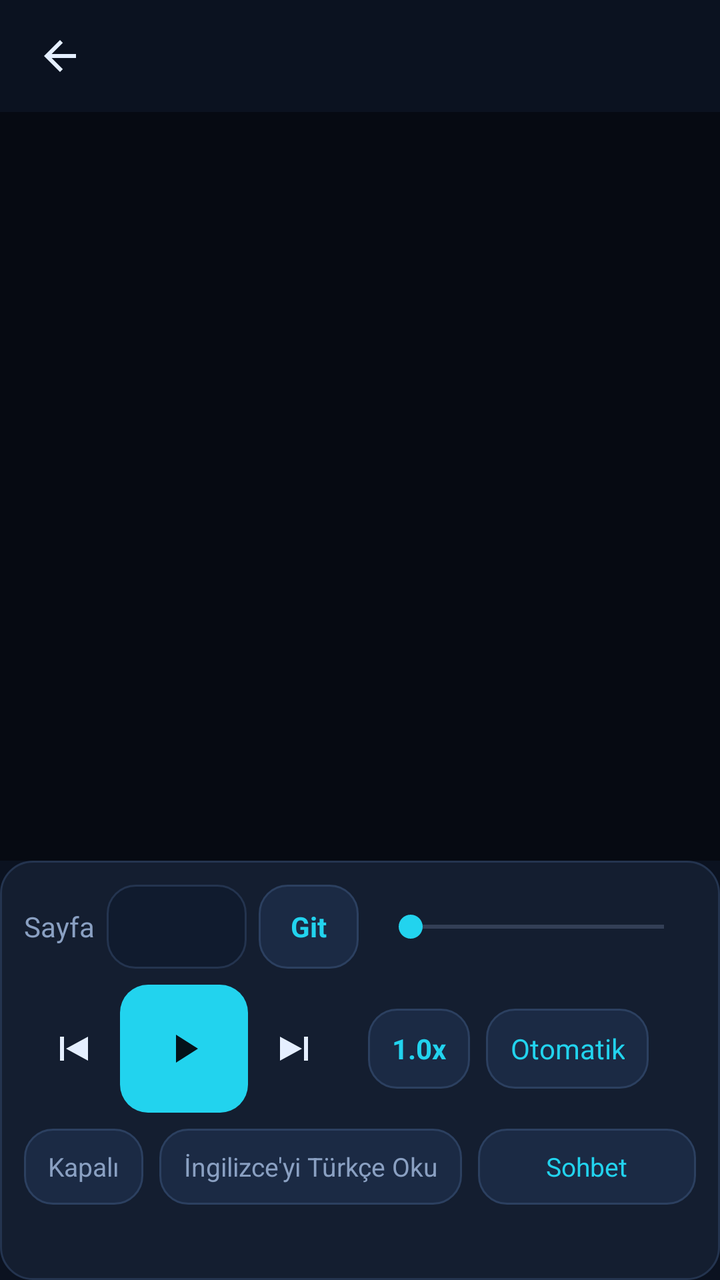
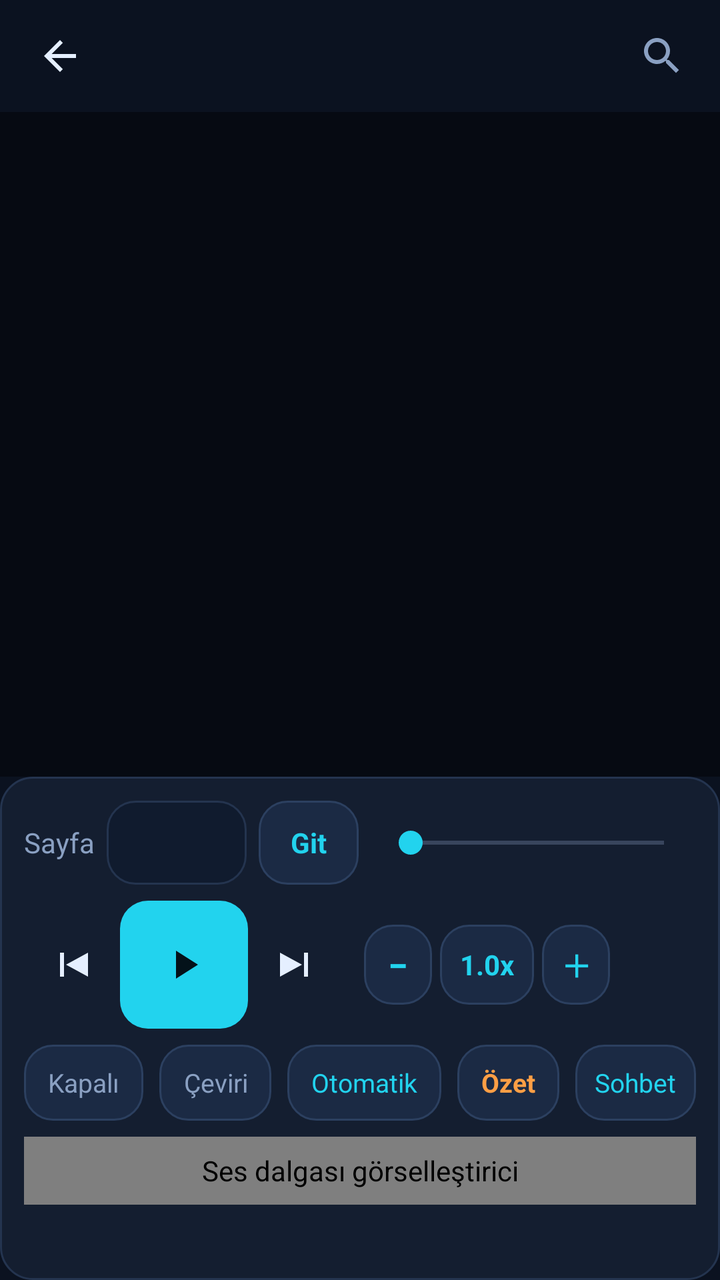

Compare the two renders of this Android layout. The source of the first and the diff that turns it into the second are given below.
<!-- AndroidManifest.xml: application theme Theme.UmayPdf -->
<!-- res/layout/activity_reader.xml -->
<?xml version="1.0" encoding="utf-8"?>
<LinearLayout xmlns:android="http://schemas.android.com/apk/res/android"
    xmlns:app="http://schemas.android.com/apk/res-auto"
    android:layout_width="match_parent"
    android:layout_height="match_parent"
    android:orientation="vertical"
    android:background="@color/umay_bg">

    
    <RelativeLayout
        android:layout_width="match_parent"
        android:layout_height="wrap_content"
        android:paddingStart="8dp"
        android:paddingEnd="8dp"
        android:paddingTop="6dp"
        android:paddingBottom="6dp">

        <ImageButton
            android:id="@+id/btnBack"
            android:layout_width="44dp"
            android:layout_height="44dp"
            android:layout_alignParentStart="true"
            android:background="?attr/selectableItemBackgroundBorderless"
            android:contentDescription="Geri"
            android:src="@drawable/ic_back" />

        <TextView
            android:id="@+id/bookTitle"
            android:layout_width="wrap_content"
            android:layout_height="wrap_content"
            android:layout_centerVertical="true"
            android:layout_toEndOf="@id/btnBack"
            android:layout_toStartOf="@id/pageIndicator"
            android:ellipsize="middle"
            android:singleLine="true"
            android:textColor="@color/umay_text"
            android:textSize="15sp" />

        <TextView
            android:id="@+id/pageIndicator"
            android:layout_width="wrap_content"
            android:layout_height="wrap_content"
            android:layout_alignParentEnd="true"
            android:layout_centerVertical="true"
            android:textColor="@color/umay_accent"
            android:textSize="15sp"
            android:textStyle="bold" />
    </RelativeLayout>

    
    <FrameLayout
        android:layout_width="match_parent"
        android:layout_height="0dp"
        android:layout_weight="1"
        android:background="#060A12">

        <ImageView
            android:id="@+id/pageImage"
            android:layout_width="match_parent"
            android:layout_height="match_parent"
            android:adjustViewBounds="true"
            android:contentDescription="Sayfa"
            android:scaleType="matrix" />

        <TextView
            android:id="@+id/pageStatus"
            android:layout_width="wrap_content"
            android:layout_height="wrap_content"
            android:layout_gravity="center"
            android:background="@drawable/bg_panel"
            android:padding="12dp"
            android:textColor="@color/umay_text_dim"
            android:textSize="14sp"
            android:visibility="gone" />
    </FrameLayout>

    
    <LinearLayout
        android:layout_width="match_parent"
        android:layout_height="wrap_content"
        android:orientation="vertical"
        android:background="@drawable/bg_panel"
        android:padding="12dp">

        
        <LinearLayout
            android:layout_width="match_parent"
            android:layout_height="wrap_content"
            android:gravity="center_vertical"
            android:orientation="horizontal">

            <TextView
                android:layout_width="wrap_content"
                android:layout_height="wrap_content"
                android:text="@string/sayfa"
                android:textColor="@color/umay_text_dim" />

            <EditText
                android:id="@+id/pageInput"
                android:layout_width="70dp"
                android:layout_height="42dp"
                android:layout_marginStart="6dp"
                android:background="@drawable/bg_input"
                android:gravity="center"
                android:inputType="number"
                android:maxLength="5"
                android:paddingStart="8dp"
                android:paddingEnd="8dp"
                android:textColor="@color/umay_text"
                android:textColorHint="@color/umay_text_dim"
                android:textSize="15sp" />

            <TextView
                android:id="@+id/btnGoPage"
                android:layout_width="wrap_content"
                android:layout_height="42dp"
                android:layout_marginStart="6dp"
                android:background="@drawable/bg_button_secondary"
                android:gravity="center"
                android:paddingStart="16dp"
                android:paddingEnd="16dp"
                android:text="@string/sayfaya_git"
                android:textColor="@color/umay_accent"
                android:textStyle="bold" />

            <SeekBar
                android:id="@+id/pageSeek"
                android:layout_width="0dp"
                android:layout_height="wrap_content"
                android:layout_marginStart="10dp"
                android:layout_weight="1"
                android:progressTint="@color/umay_accent"
                android:thumbTint="@color/umay_accent" />
        </LinearLayout>

        
        <LinearLayout
            android:layout_width="match_parent"
            android:layout_height="wrap_content"
            android:layout_marginTop="8dp"
            android:gravity="center_vertical"
            android:orientation="horizontal">

            <ImageButton
                android:id="@+id/btnPrev"
                android:layout_width="48dp"
                android:layout_height="48dp"
                android:background="?attr/selectableItemBackgroundBorderless"
                android:contentDescription="@string/onceki"
                android:src="@drawable/ic_prev" />

            <ImageButton
                android:id="@+id/btnPlayPause"
                android:layout_width="64dp"
                android:layout_height="64dp"
                android:background="@drawable/bg_button_primary"
                android:contentDescription="@string/oynat"
                android:padding="16dp"
                android:src="@drawable/ic_play"
                app:tint="#04121A" />

            <ImageButton
                android:id="@+id/btnNext"
                android:layout_width="48dp"
                android:layout_height="48dp"
                android:background="?attr/selectableItemBackgroundBorderless"
                android:contentDescription="@string/sonraki"
                android:src="@drawable/ic_next" />

            
            <TextView
                android:id="@+id/btnSpeed"
                android:layout_width="wrap_content"
                android:layout_height="40dp"
                android:layout_marginStart="12dp"
                android:background="@drawable/bg_button_secondary"
                android:gravity="center"
                android:paddingStart="12dp"
                android:paddingEnd="12dp"
                android:text="1.0x"
                android:textColor="@color/umay_accent"
                android:textStyle="bold" />

            
            <TextView
                android:id="@+id/btnVoice"
                android:layout_width="wrap_content"
                android:layout_height="40dp"
                android:layout_marginStart="8dp"
                android:background="@drawable/bg_button_secondary"
                android:gravity="center"
                android:paddingStart="12dp"
                android:paddingEnd="12dp"
                android:text="@string/ses_otomatik"
                android:textColor="@color/umay_accent" />
        </LinearLayout>

        
        <LinearLayout
            android:layout_width="match_parent"
            android:layout_height="wrap_content"
            android:layout_marginTop="8dp"
            android:gravity="center_vertical"
            android:orientation="horizontal">

            <TextView
                android:id="@+id/btnSleep"
                android:layout_width="wrap_content"
                android:layout_height="38dp"
                android:background="@drawable/bg_button_secondary"
                android:gravity="center"
                android:paddingStart="12dp"
                android:paddingEnd="12dp"
                android:text="@string/kapali"
                android:textColor="@color/umay_text_dim"
                android:textSize="13sp" />

            <TextView
                android:id="@+id/btnTranslate"
                android:layout_width="wrap_content"
                android:layout_height="38dp"
                android:layout_marginStart="8dp"
                android:background="@drawable/bg_button_secondary"
                android:gravity="center"
                android:paddingStart="12dp"
                android:paddingEnd="12dp"
                android:text="@string/cevir_oku"
                android:textColor="@color/umay_text_dim"
                android:textSize="13sp" />

            <TextView
                android:id="@+id/btnChat"
                android:layout_width="0dp"
                android:layout_height="38dp"
                android:layout_marginStart="8dp"
                android:layout_weight="1"
                android:background="@drawable/bg_button_secondary"
                android:gravity="center"
                android:text="@string/sohbet"
                android:textColor="@color/umay_accent"
                android:textSize="13sp" />
        </LinearLayout>

        
        <TextView
            android:id="@+id/sentencePreview"
            android:layout_width="match_parent"
            android:layout_height="wrap_content"
            android:layout_marginTop="8dp"
            android:ellipsize="end"
            android:maxLines="2"
            android:textColor="@color/umay_text_dim"
            android:textSize="13sp" />
    </LinearLayout>

</LinearLayout>
<!-- resources referenced by this layout -->
<resources>
  <color name="umay_accent">#22D3EE</color>
  <color name="umay_bg">#0B1220</color>
  <color name="umay_text">#E5EFFF</color>
  <color name="umay_text_dim">#8AA0C2</color>
  <string name="cevir_oku">İngilizce\'yi Türkçe Oku</string>
  <string name="kapali">Kapalı</string>
  <string name="onceki">Önceki</string>
  <string name="oynat">Oynat</string>
  <string name="sayfa">Sayfa</string>
  <string name="sayfaya_git">Git</string>
  <string name="ses_otomatik">Otomatik</string>
  <string name="sohbet">Sohbet</string>
  <string name="sonraki">Sonraki</string>
  <style name="Theme.UmayPdf" parent="Theme.MaterialComponents.DayNight.NoActionBar">
          <item name="colorPrimary">@color/umay_accent</item>
          <item name="colorPrimaryVariant">@color/umay_accent_dark</item>
          <item name="colorOnPrimary">#04121A</item>
          <item name="colorSecondary">@color/umay_accent</item>
          <item name="android:windowBackground">@color/umay_bg</item>
          <item name="android:statusBarColor">@color/umay_bg</item>
          <item name="android:navigationBarColor">@color/umay_bg</item>
          <item name="android:textColorPrimary">@color/umay_text</item>
          <item name="android:textColorSecondary">@color/umay_text_dim</item>
      </style>
  <color name="umay_panel2">#1B2A44</color>
  <color name="umay_panel">#141E30</color>
  <color name="umay_accent_dark">#0891B2</color>
  <!-- unchanged entries left out for length: 8 -->
</resources>

<!-- the commit's change to res/layout/activity_reader.xml (unified diff, before → after) -->
@@ -30,11 +30,22 @@
             android:layout_height="wrap_content"
             android:layout_centerVertical="true"
             android:layout_toEndOf="@id/btnBack"
-            android:layout_toStartOf="@id/pageIndicator"
+            android:layout_toStartOf="@id/btnSearch"
             android:ellipsize="middle"
             android:singleLine="true"
             android:textColor="@color/umay_text"
             android:textSize="15sp" />
+
+        <ImageButton
+            android:id="@+id/btnSearch"
+            android:layout_width="42dp"
+            android:layout_height="42dp"
+            android:layout_toStartOf="@id/pageIndicator"
+            android:layout_centerVertical="true"
+            android:background="?attr/selectableItemBackgroundBorderless"
+            android:contentDescription="@string/ic_ara_hint"
+            android:src="@drawable/ic_search"
+            app:tint="@color/umay_text_dim" />
 
         <TextView
             android:id="@+id/pageIndicator"
@@ -102,6 +113,7 @@
                 android:layout_marginStart="6dp"
                 android:background="@drawable/bg_input"
                 android:gravity="center"
+                android:imeOptions="actionGo"
                 android:inputType="number"
                 android:maxLength="5"
                 android:paddingStart="8dp"
@@ -134,6 +146,20 @@
         </LinearLayout>
 
         
+        <TextView
+            android:id="@+id/btnReadHere"
+            android:layout_width="match_parent"
+            android:layout_height="46dp"
+            android:layout_marginTop="8dp"
+            android:background="@drawable/bg_button_primary"
+            android:gravity="center"
+            android:text="@string/buradan_oku"
+            android:textColor="#04121A"
+            android:textSize="15sp"
+            android:textStyle="bold"
+            android:visibility="gone" />
+
+        
         <LinearLayout
             android:layout_width="match_parent"
             android:layout_height="wrap_content"
@@ -169,30 +195,43 @@
 
             
             <TextView
+                android:id="@+id/btnSpeedDown"
+                android:layout_width="34dp"
+                android:layout_height="40dp"
+                android:layout_marginStart="10dp"
+                android:background="@drawable/bg_button_secondary"
+                android:contentDescription="@string/yavaslat"
+                android:gravity="center"
+                android:text="−"
+                android:textColor="@color/umay_accent"
+                android:textSize="18sp"
+                android:textStyle="bold" />
+
+            <TextView
                 android:id="@+id/btnSpeed"
                 android:layout_width="wrap_content"
                 android:layout_height="40dp"
-                android:layout_marginStart="12dp"
-                android:background="@drawable/bg_button_secondary"
-                android:gravity="center"
-                android:paddingStart="12dp"
-                android:paddingEnd="12dp"
+                android:layout_marginStart="4dp"
+                android:background="@drawable/bg_button_secondary"
+                android:gravity="center"
+                android:paddingStart="10dp"
+                android:paddingEnd="10dp"
                 android:text="1.0x"
                 android:textColor="@color/umay_accent"
                 android:textStyle="bold" />
 
-            
-            <TextView
-                android:id="@+id/btnVoice"
-                android:layout_width="wrap_content"
+            <TextView
+                android:id="@+id/btnSpeedUp"
+                android:layout_width="34dp"
                 android:layout_height="40dp"
-                android:layout_marginStart="8dp"
-                android:background="@drawable/bg_button_secondary"
-                android:gravity="center"
-                android:paddingStart="12dp"
-                android:paddingEnd="12dp"
-                android:text="@string/ses_otomatik"
-                android:textColor="@color/umay_accent" />
+                android:layout_marginStart="4dp"
+                android:background="@drawable/bg_button_secondary"
+                android:contentDescription="@string/hizlandir"
+                android:gravity="center"
+                android:text="＋"
+                android:textColor="@color/umay_accent"
+                android:textSize="15sp"
+                android:textStyle="bold" />
         </LinearLayout>
 
         
@@ -224,9 +263,38 @@
                 android:gravity="center"
                 android:paddingStart="12dp"
                 android:paddingEnd="12dp"
-                android:text="@string/cevir_oku"
+                android:text="@string/ceviri_kisa"
                 android:textColor="@color/umay_text_dim"
                 android:textSize="13sp" />
+
+            
+            <TextView
+                android:id="@+id/btnVoice"
+                android:layout_width="wrap_content"
+                android:layout_height="38dp"
+                android:layout_marginStart="8dp"
+                android:background="@drawable/bg_button_secondary"
+                android:gravity="center"
+                android:paddingStart="12dp"
+                android:paddingEnd="12dp"
+                android:text="@string/ses_otomatik"
+                android:textColor="@color/umay_accent"
+                android:textSize="13sp" />
+
+            
+            <TextView
+                android:id="@+id/btnSummary"
+                android:layout_width="wrap_content"
+                android:layout_height="38dp"
+                android:layout_marginStart="8dp"
+                android:background="@drawable/bg_button_secondary"
+                android:gravity="center"
+                android:paddingStart="12dp"
+                android:paddingEnd="12dp"
+                android:text="@string/ozet_kisa"
+                android:textColor="@color/umay_orange"
+                android:textSize="13sp"
+                android:textStyle="bold" />
 
             <TextView
                 android:id="@+id/btnChat"
@@ -242,6 +310,101 @@
         </LinearLayout>
 
         
+        <com.umay.pdfreader.WaveformView
+            android:id="@+id/waveform"
+            android:layout_width="match_parent"
+            android:layout_height="34dp"
+            android:layout_marginTop="8dp"
+            android:contentDescription="@string/ses_dalgasi" />
+
+        
+        <LinearLayout
+            android:id="@+id/summaryCard"
+            android:layout_width="match_parent"
+            android:layout_height="wrap_content"
+            android:layout_marginTop="8dp"
+            android:background="@drawable/bg_input"
+            android:orientation="vertical"
+            android:padding="10dp"
+            android:visibility="gone">
+
+            <RelativeLayout
+                android:layout_width="match_parent"
+                android:layout_height="wrap_content">
+
+                <TextView
+                    android:layout_width="wrap_content"
+                    android:layout_height="wrap_content"
+                    android:layout_centerVertical="true"
+                    android:text="@string/ozet"
+                    android:textColor="@color/umay_orange"
+                    android:textSize="13sp"
+                    android:textStyle="bold" />
+
+                <TextView
+                    android:id="@+id/btnSummaryClose"
+                    android:layout_width="wrap_content"
+                    android:layout_height="32dp"
+                    android:layout_alignParentEnd="true"
+                    android:background="?attr/selectableItemBackgroundBorderless"
+                    android:gravity="center"
+                    android:paddingStart="10dp"
+                    android:paddingEnd="10dp"
+                    android:text="@string/ozet_kapat"
+                    android:textColor="@color/umay_text_dim"
+                    android:textSize="13sp" />
+            </RelativeLayout>
+
+            <ScrollView
+                android:layout_width="match_parent"
+                android:layout_height="132dp"
+                android:layout_marginTop="4dp"
+                android:fadeScrollbars="false">
+
+                <TextView
+                    android:id="@+id/summaryText"
+                    android:layout_width="match_parent"
+                    android:layout_height="wrap_content"
+                    android:lineSpacingExtra="2dp"
+                    android:text="@string/ozet_aliniyor"
+                    android:textColor="@color/umay_text"
+                    android:textSize="13sp" />
+            </ScrollView>
+
+            <LinearLayout
+                android:layout_width="match_parent"
+                android:layout_height="wrap_content"
+                android:layout_marginTop="8dp"
+                android:orientation="horizontal">
+
+                <TextView
+                    android:id="@+id/btnSummaryListen"
+                    android:layout_width="0dp"
+                    android:layout_height="40dp"
+                    android:layout_weight="1"
+                    android:background="@drawable/bg_button_primary"
+                    android:gravity="center"
+                    android:text="@string/ozet_dinle"
+                    android:textColor="#04121A"
+                    android:textSize="14sp"
+                    android:textStyle="bold" />
+
+                <TextView
+                    android:id="@+id/btnSummaryChat"
+                    android:layout_width="0dp"
+                    android:layout_height="40dp"
+                    android:layout_marginStart="8dp"
+                    android:layout_weight="1"
+                    android:background="@drawable/bg_button_secondary"
+                    android:gravity="center"
+                    android:text="@string/sohbet"
+                    android:textColor="@color/umay_accent"
+                    android:textSize="14sp"
+                    android:textStyle="bold" />
+            </LinearLayout>
+        </LinearLayout>
+
+        
         <TextView
             android:id="@+id/sentencePreview"
             android:layout_width="match_parent"
<!-- resource entries referenced after the edit -->
@@ -2,31 +2,76 @@
 <resources>
   <color name="umay_accent">#22D3EE</color>
   <color name="umay_bg">#0B1220</color>
+  <color name="umay_orange">#FF9F45</color>
   <color name="umay_text">#E5EFFF</color>
   <color name="umay_text_dim">#8AA0C2</color>
-  <string name="cevir_oku">İngilizce\'yi Türkçe Oku</string>
+  <!-- drawable ic_search (drawable) -->
+  <?xml version="1.0" encoding="utf-8"?>
+  <vector xmlns:android="http://schemas.android.com/apk/res/android"
+      android:width="24dp"
+      android:height="24dp"
+      android:viewportWidth="24"
+      android:viewportHeight="24"
+      android:tint="?attr/colorControlNormal">
+      <path
+          android:fillColor="#FFFFFFFF"
+          android:pathData="M15.5,14h-0.79l-0.28,-0.27C15.41,12.59 16,11.11 16,9.5C16,5.91 13.09,3 9.5,3C5.91,3 3,5.91 3,9.5C3,13.09 5.91,16 9.5,16c1.61,0 3.09,-0.59 4.23,-1.57l0.27,0.28v0.79l5,4.99L20.49,19l-4.99,-5zM9.5,14C7.01,14 5,11.99 5,9.5C5,7.01 7.01,5 9.5,5C11.99,5 14,7.01 14,9.5C14,11.99 11.99,14 9.5,14z" />
+  </vector>
+  <string name="buradan_oku">Bu sayfadan okumaya başla ▶</string>
+  <string name="ceviri_kisa">Çeviri</string>
+  <string name="hizlandir">Hızlandır</string>
+  <string name="ic_ara_hint">Kitap içinde ara</string>
   <string name="kapali">Kapalı</string>
   <string name="onceki">Önceki</string>
   <string name="oynat">Oynat</string>
+  <string name="ozet">Sayfa Özeti</string>
+  <string name="ozet_aliniyor">Sayfa özeti alınıyor…</string>
+  <string name="ozet_dinle">▶ Dinle</string>
+  <string name="ozet_kapat">Kapat</string>
+  <string name="ozet_kisa">Özet</string>
   <string name="sayfa">Sayfa</string>
   <string name="sayfaya_git">Git</string>
+  <string name="ses_dalgasi">Ses dalgası görselleştirici</string>
   <string name="ses_otomatik">Otomatik</string>
   <string name="sohbet">Sohbet</string>
   <string name="sonraki">Sonraki</string>
-  <style name="Theme.UmayPdf" parent="Theme.MaterialComponents.DayNight.NoActionBar">
+  <string name="yavaslat">Yavaşlat</string>
+  <style name="Theme.UmayPdf" parent="Theme.Material3.Dark.NoActionBar">
           <item name="colorPrimary">@color/umay_accent</item>
-          <item name="colorPrimaryVariant">@color/umay_accent_dark</item>
           <item name="colorOnPrimary">#04121A</item>
+          <item name="colorPrimaryContainer">@color/umay_accent_dark</item>
+          <item name="colorOnPrimaryContainer">#04121A</item>
           <item name="colorSecondary">@color/umay_accent</item>
+          <item name="colorOnSecondary">#04121A</item>
+          <item name="colorTertiary">#A78BFA</item>
+          <item name="colorSurface">@color/umay_panel</item>
+          <item name="colorOnSurface">@color/umay_text</item>
+          <item name="colorSurfaceVariant">@color/umay_panel2</item>
+          <item name="colorOnSurfaceVariant">@color/umay_text_dim</item>
+          <item name="colorOutline">#2C4060</item>
+          <item name="android:colorBackground">@color/umay_bg</item>
           <item name="android:windowBackground">@color/umay_bg</item>
           <item name="android:statusBarColor">@color/umay_bg</item>
           <item name="android:navigationBarColor">@color/umay_bg</item>
           <item name="android:textColorPrimary">@color/umay_text</item>
           <item name="android:textColorSecondary">@color/umay_text_dim</item>
+          <item name="materialAlertDialogTheme">@style/ThemeOverlay.UmayDialog</item>
       </style>
   <color name="umay_panel2">#1B2A44</color>
   <color name="umay_panel">#141E30</color>
   <color name="umay_accent_dark">#0891B2</color>
+  <style name="ThemeOverlay.UmayDialog" parent="ThemeOverlay.Material3.MaterialAlertDialog">
+          <item name="colorSurface">@color/umay_panel</item>
+          <item name="colorOnSurface">@color/umay_text</item>
+          <item name="colorPrimary">@color/umay_accent</item>
+          <item name="colorOnPrimary">#04121A</item>
+          <item name="buttonBarPositiveButtonStyle">@style/UmayDialogButton</item>
+          <item name="buttonBarNegativeButtonStyle">@style/UmayDialogButton</item>
+          <item name="buttonBarNeutralButtonStyle">@style/UmayDialogButton</item>
+      </style>
+  <style name="UmayDialogButton" parent="Widget.Material3.Button.TextButton.Dialog">
+          <item name="android:textColor">@color/umay_accent</item>
+      </style>
   <!-- unchanged entries left out for length: 8 -->
 </resources>
 
